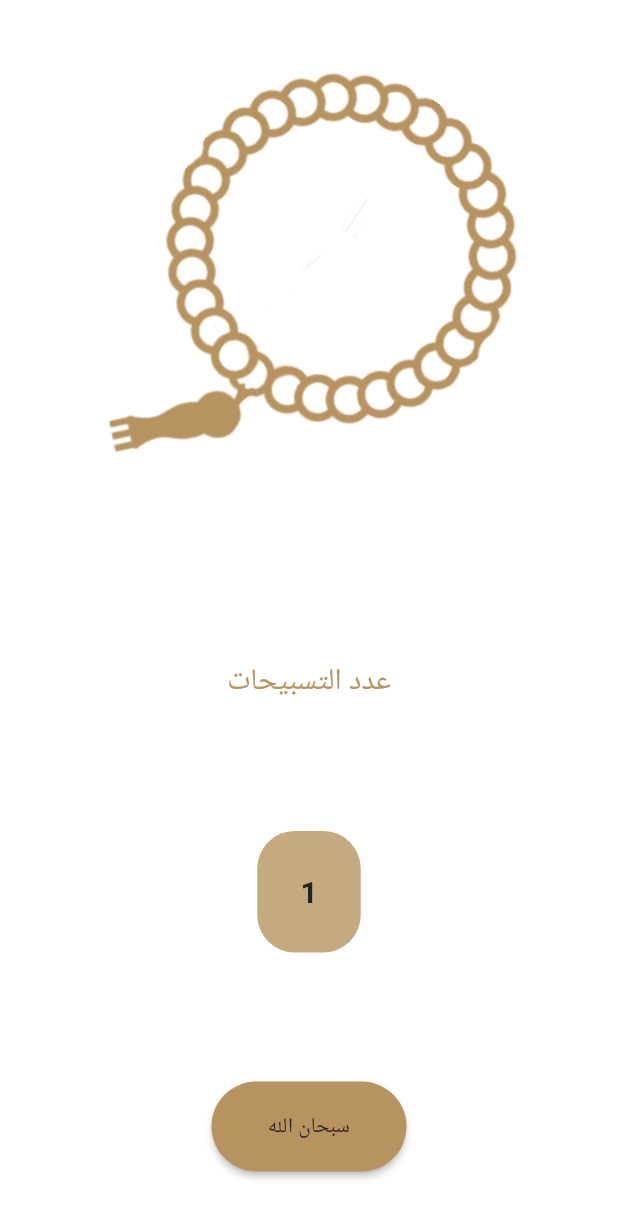
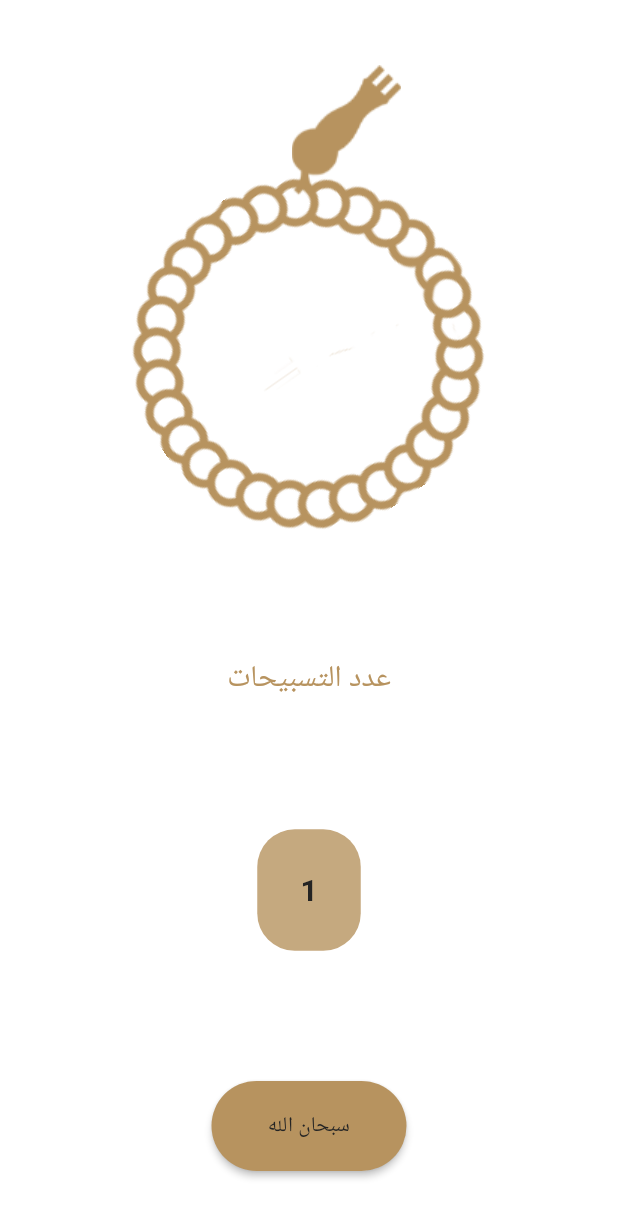
Before and after one commit to Ahmed-Nagiub/islami-App, a Flutter app: the SebhaScreen screen opened directly, after a tap on "سبحان الله", on a phone screen of 412 x 824 dp. Shown: the top 1218 px of the screen. Run offline on Flutter 3.47's test engine with Material 2 defaults, Android fonts, the phone set to English and light mode, and no system bars; generated files the repository leaves out were written again.

Commit message:
islami app Done

```diff
--- a/lib/home/sebha/sebha.dart
+++ b/lib/home/sebha/sebha.dart
@@ -1,7 +1,6 @@
 import 'package:flutter/material.dart';
 
 import '../../my_theme.dart';
-
 
 class SebhaScreen extends StatefulWidget {
   @override
@@ -12,7 +11,6 @@ class _SebhaScreenState extends State<SebhaScreen> {
   String botton = 'سبحان الله';
 
   double doubleAngle = 0.0;
-
 
   @override
   Widget build(BuildContext context) {
@@ -25,13 +23,34 @@ class _SebhaScreenState extends State<SebhaScreen> {
               mainAxisAlignment: MainAxisAlignment.spaceAround,
               children: [
                 InkWell(
-                  onTap: (){
-                    doubleAngle+=10.0;
+                  onTap: () {
+                      doubleAngle += 10.0;
                     setState(() {});
                   },
-                    child: Transform.rotate(
-                        angle: doubleAngle,
-                        child: Image.asset('assets/images/sebha_bg_all.png'))),
+                  child: Stack(
+                    children: [
+                      Padding(
+                        padding: const EdgeInsets.only(left: 50),
+                        child: Center(
+                          child: Image.asset('assets/images/head_seb7a.png'),
+                        ),
+                      ),
+                      Padding(
+                        padding: const EdgeInsets.only(top: 75),
+                        child: Center(
+                          child: Transform(
+                            transform: Matrix4.identity()..rotateZ((doubleAngle*5.5)*3.14/180),
+                            alignment: FractionalOffset.center,
+                            transformHitTests: true,
+                            child: Image.asset(
+                              'assets/images/body_seb7a.png',
+                            ),
+                          ),
+                        ),
+                      ),
+                    ],
+                  ),
+                ),
                 Text(
                   'عدد التسبيحات',
                   style: Theme.of(context)
@@ -44,7 +63,9 @@ class _SebhaScreenState extends State<SebhaScreen> {
                   height: 81,
                   alignment: Alignment.center,
                   decoration: BoxDecoration(
-                    borderRadius: BorderRadius.all(Radius.circular(25),),
+                    borderRadius: BorderRadius.all(
+                      Radius.circular(25),
+                    ),
                     color: Color.fromRGBO(183, 147, 95, 0.80),
                   ),
                   child: Text(
@@ -63,9 +84,8 @@ class _SebhaScreenState extends State<SebhaScreen> {
                   style: ElevatedButton.styleFrom(
                     backgroundColor: MyThemeData.colorGold,
                     shape: RoundedRectangleBorder(
-                        borderRadius: BorderRadius.circular(40)
-                    ),
-                    minimumSize:Size(130, 60),
+                        borderRadius: BorderRadius.circular(40)),
+                    minimumSize: Size(130, 60),
                   ),
                 )
               ],
@@ -75,22 +95,23 @@ class _SebhaScreenState extends State<SebhaScreen> {
       ],
     );
   }
+
   int counter = 0;
   int counter2 = 0;
-  List<String> tsbeh=['استغفر الله','الله اكبر','سبحان الله'];
+  List<String> tsbeh = ['استغفر الله', 'الله اكبر', 'سبحان الله'];
 
   void onBtnClicked() {
     counter++;
     if (counter == 33) {
-      if(counter2 == 2){
-        counter2=0;
-      }else {
+      if (counter2 == 2) {
+        counter2 = 0;
+      } else {
         counter2++;
       }
       botton = tsbeh[counter2];
-      counter=0;
+      counter = 0;
     }
-    doubleAngle+=10.0;
+    doubleAngle += 10.0;
     setState(() {});
   }
 }
```
Also changed, not shown: lib/home/hadeth/ahadeth.dart (+19 -32 lines), lib/providers/hadeth_provider.dart (added, +22 -0 lines), lib/sura_details/sura_details.dart (+6 -5 lines), assets/images/2.0x/body_seb7a@2x.png (added), assets/images/2.0x/head_seb7a@2x.png (added), assets/images/3.0x/body_seb7a@3x.png (added), assets/images/3.0x/head_seb7a@3x.png (added), assets/images/body_seb7a.png (added), assets/images/head_seb7a.png (added).
